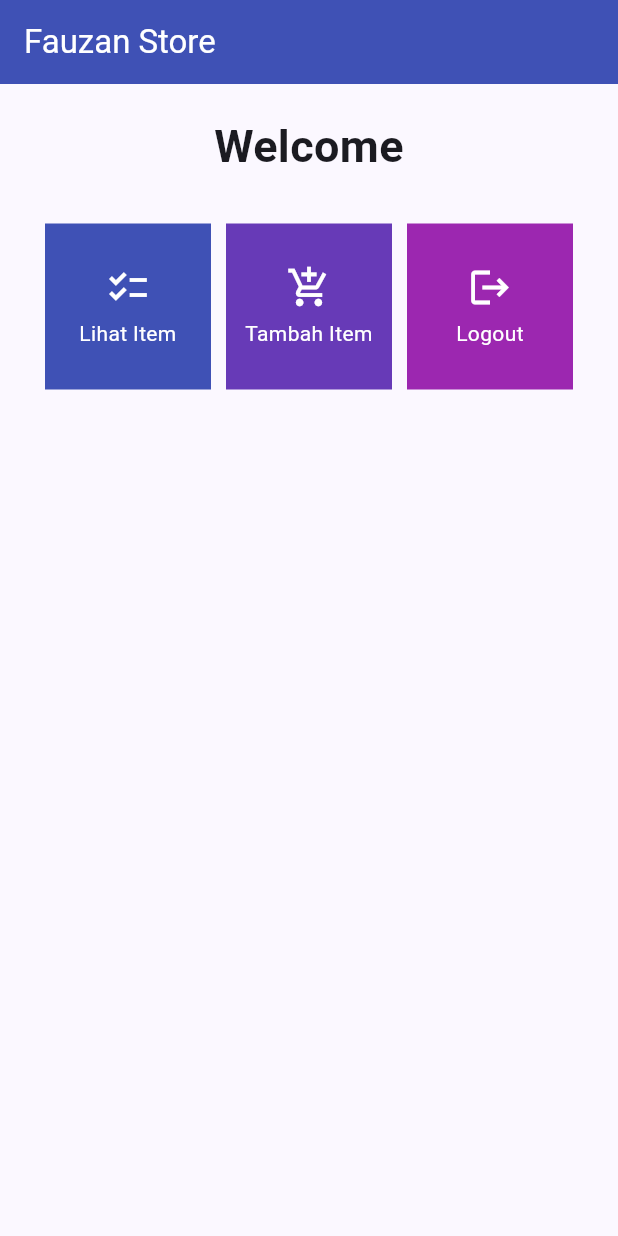
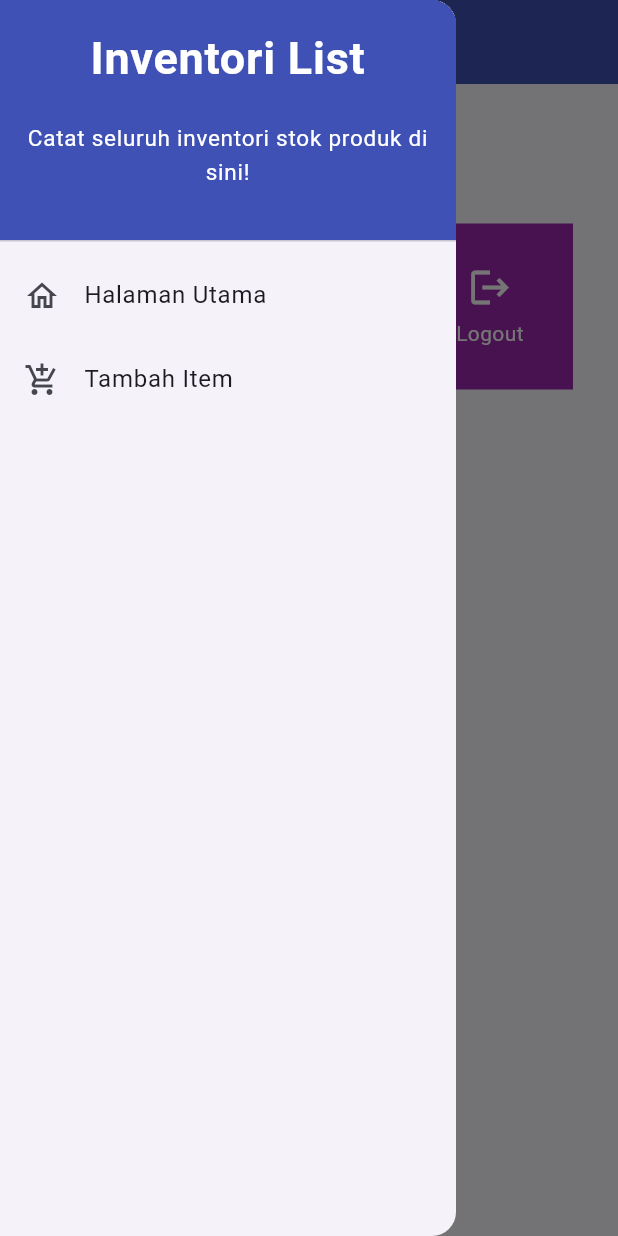
Before and after one commit to mohammadfauzan21/TugasFlutterPBP, a Flutter app: the screen it shows after launch, with the side drawer open (before the commit the screen has no drawer), on a phone screen of 412 x 824 dp. Run offline on Flutter 3.47's test engine with Material 2 defaults, Android fonts, the phone set to English and light mode, and no system bars.

Commit message:
Menyelesaikan tugas 8

```diff
--- a/lib/main.dart
+++ b/lib/main.dart
@@ -1,5 +1,5 @@
 import 'package:flutter/material.dart';
-import 'package:inventori/menu.dart';
+import 'package:inventori/screens/menu.dart';
 
 void main() {
   runApp(const MyApp());
--- a/lib/menu.dart
+++ b/lib/screens/menu.dart
@@ -1,4 +1,7 @@
 import 'package:flutter/material.dart';
+import 'package:inventori/widgets/shop_card.dart';
+import 'package:inventori/screens/inventori_form.dart';
+import 'package:inventori/widgets/left_drawer.dart';
 
 class MyHomePage extends StatelessWidget {
   MyHomePage({Key? key}) : super(key: key);
@@ -14,6 +17,7 @@
     return Scaffold(
       appBar: AppBar(
         backgroundColor: Colors.indigo,
+        foregroundColor: Colors.white,
         title: const Text(
           'Fauzan Store',
           style: TextStyle(
@@ -21,6 +25,8 @@
           ),
         ),
       ),
+      // Masukkan drawer sebagai parameter nilai drawer dari widget Scaffold
+      drawer: const LeftDrawer(),
       body: SingleChildScrollView(
         // Widget wrapper yang dapat discroll
         child: Padding(
@@ -32,7 +38,7 @@
                 padding: EdgeInsets.only(top: 10.0, bottom: 10.0),
                 // Widget Text untuk menampilkan tulisan dengan alignment center dan style yang sesuai
                 child: Text(
-                  'Welcome', // Text yang menandakan toko
+                  'Welcome',
                   textAlign: TextAlign.center,
                   style: TextStyle(
                     fontSize: 30,
@@ -78,7 +84,16 @@
           ScaffoldMessenger.of(context)
             ..hideCurrentSnackBar()
             ..showSnackBar(SnackBar(
-                content: Text("Kamu telah menekan tombol ${item.name}!")));
+                content: Text("Kamu telah menekan tombol ${item.name}!"))
+            );
+          // Navigate ke route yang sesuai (tergantung jenis tombol)
+          if (item.name == "Tambah Item") {
+            Navigator.push(
+                context,
+                MaterialPageRoute(
+                  builder: (context) => InventoriFormPage(),
+                ));
+          }
         },
         child: Container(
           // Container untuk menyimpan Icon dan Text
@@ -106,11 +121,3 @@
     );
   }
 }
-
-class ShopItem {
-  final String name;
-  final IconData icon;
-  final Color color;
-
-  ShopItem(this.name, this.icon, this.color);
-}
--- /dev/null
+++ b/lib/widgets/left_drawer.dart
@@ -0,0 +1,70 @@
+import 'package:flutter/material.dart';
+import 'package:inventori/screens/menu.dart';
+import 'package:inventori/screens/inventori_form.dart';
+
+class LeftDrawer extends StatelessWidget {
+  const LeftDrawer({super.key});
+
+  @override
+  Widget build(BuildContext context) {
+    return Drawer(
+      child: ListView(
+        children: [
+          const DrawerHeader(
+              decoration: BoxDecoration(
+                color: Colors.indigo,
+              ),
+              child: Column(
+                children: [
+                  Text(
+                    'Inventori List',
+                    textAlign: TextAlign.center,
+                    style: TextStyle(
+                      fontSize: 30,
+                      fontWeight: FontWeight.bold,
+                      color: Colors.white,
+                    ),
+                  ),
+                  Padding(padding: EdgeInsets.all(10)),
+                  Text("Catat seluruh inventori stok produk di sini!",
+                    textAlign: TextAlign.center,
+                    style: TextStyle(
+                      fontSize: 15,
+                      color: Colors.white,
+                      fontWeight: FontWeight.normal, // Weight biasa
+                    ),
+                  ),
+                ],
+              )
+          ),
+          ListTile(
+            leading: const Icon(Icons.home_outlined),
+            title: const Text('Halaman Utama'),
+            // Bagian redirection ke MyHomePage
+            onTap: () {
+              Navigator.pushReplacement(
+                  context,
+                  MaterialPageRoute(
+                    builder: (context) => MyHomePage(),
+                  ));
+            },
+          ),
+          ListTile(
+            leading: const Icon(Icons.add_shopping_cart),
+            title: const Text('Tambah Item'),
+            // Bagian redirection ke InventoriFormPage
+            onTap: () {
+              // Routing ke InventoriFormPage,
+              Navigator.push(
+                  context,
+                  MaterialPageRoute(
+                    builder: (context) => InventoriFormPage(),
+                  )
+              );
+            },
+          ),
+        ],
+      ),
+    );
+  }
+}
--- /dev/null
+++ b/lib/widgets/shop_card.dart
@@ -0,0 +1,9 @@
+import 'package:flutter/material.dart';
+
+class ShopItem {
+  final String name;
+  final IconData icon;
+  final Color color;
+
+  ShopItem(this.name, this.icon, this.color);
+}
```
Also changed, not shown: lib/screens/inventori_form.dart (added, +164 -0 lines), 1 other file.
